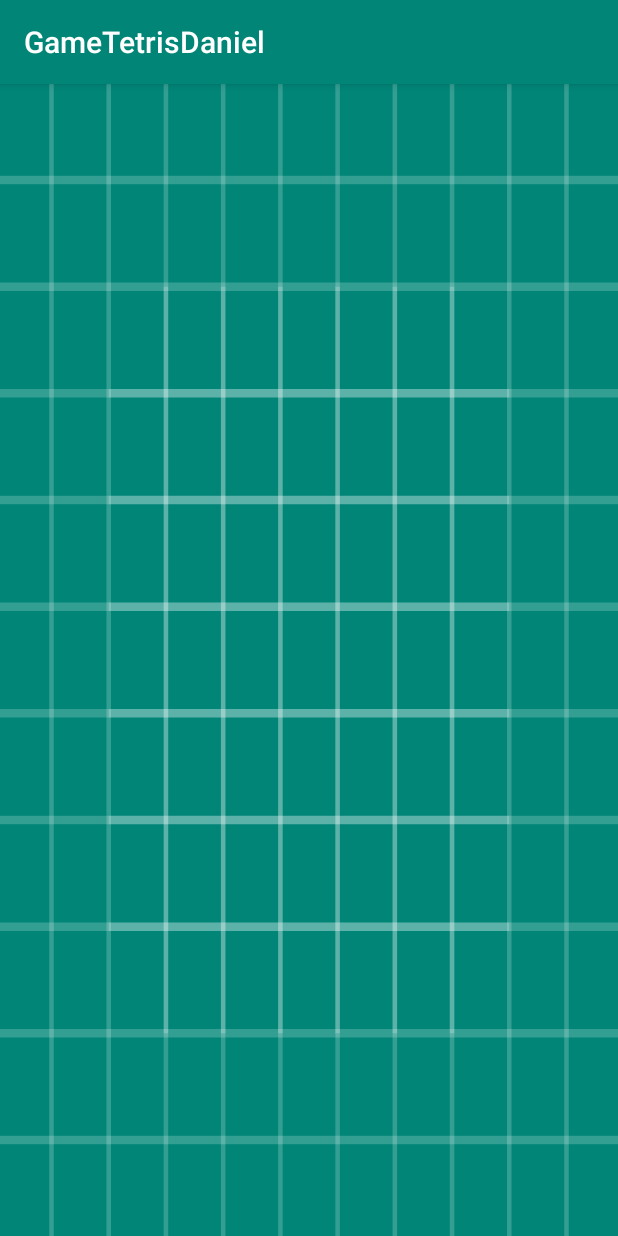
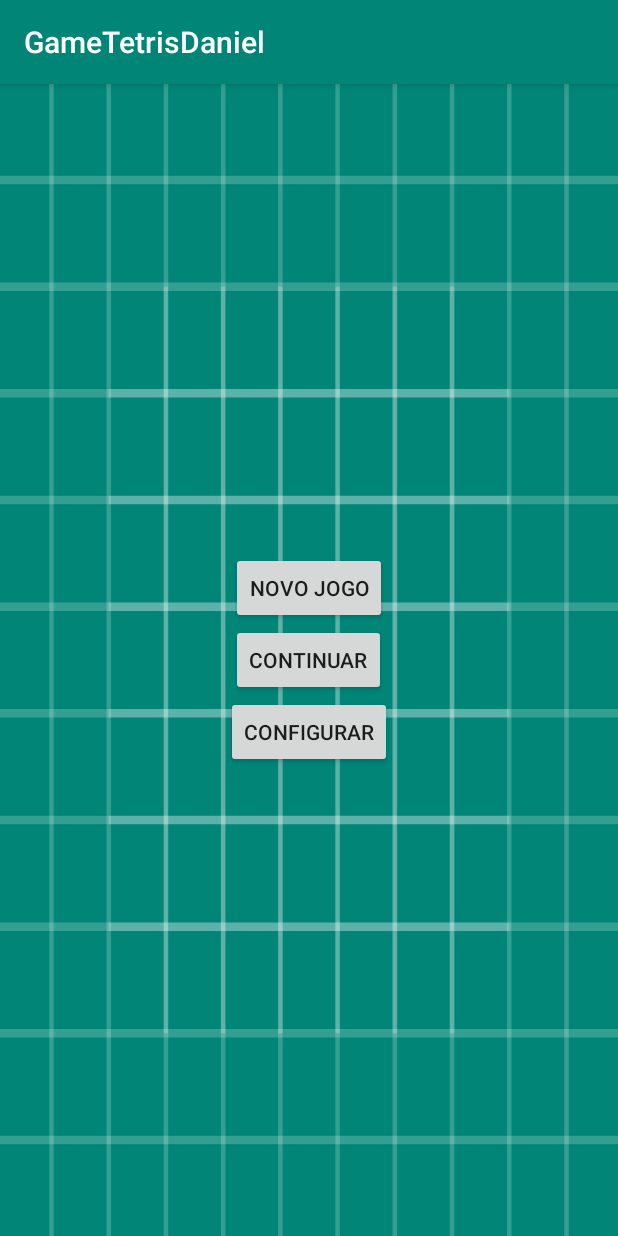
Before and after one commit to DanielSoaresRocha/GameTetris, an Android app: the screen it shows after launch (MainActivity), on a phone screen of 412 x 824 dp. Run offline under Robolectric (Android 15) with nearby library versions, the phone set to English and light mode, and no system bars.

Commit message:
Segundo commit

```diff
--- a/GameTetrisDaniel/app/build.gradle
+++ b/GameTetrisDaniel/app/build.gradle
@@ -25,7 +25,7 @@ android {
 
 dependencies {
     implementation fileTree(dir: 'libs', include: ['*.jar'])
-    implementation"org.jetbrains.kotlin:kotlin-stdlib-jdk7:$kotlin_version"
+    implementation "org.jetbrains.kotlin:kotlin-stdlib-jdk7:$kotlin_version"
     implementation 'androidx.appcompat:appcompat:1.0.2'
     implementation 'androidx.core:core-ktx:1.0.2'
     implementation 'androidx.constraintlayout:constraintlayout:1.1.3'
--- a/GameTetrisDaniel/app/src/main/AndroidManifest.xml
+++ b/GameTetrisDaniel/app/src/main/AndroidManifest.xml
@@ -9,6 +9,7 @@
         android:roundIcon="@mipmap/ic_launcher_round"
         android:supportsRtl="true"
         android:theme="@style/AppTheme">
+        <activity android:name=".Jogar"></activity>
         <activity android:name=".MainActivity">
             <intent-filter>
                 <action android:name="android.intent.action.MAIN" />
--- a/GameTetrisDaniel/app/src/main/java/com/example/gametetrisdaniel/MainActivity.kt
+++ b/GameTetrisDaniel/app/src/main/java/com/example/gametetrisdaniel/MainActivity.kt
@@ -1,12 +1,19 @@
 package com.example.gametetrisdaniel
 
+import android.content.Intent
 import androidx.appcompat.app.AppCompatActivity
 import android.os.Bundle
+import kotlinx.android.synthetic.main.activity_main.*
 
 class MainActivity : AppCompatActivity() {
 
     override fun onCreate(savedInstanceState: Bundle?) {
         super.onCreate(savedInstanceState)
         setContentView(R.layout.activity_main)
+
+        novoJogo.setOnClickListener {
+            var i = Intent(this,Jogar::class.java)
+            startActivity(i)
+        }
     }
 }
--- a/GameTetrisDaniel/app/src/main/res/layout/activity_main.xml
+++ b/GameTetrisDaniel/app/src/main/res/layout/activity_main.xml
@@ -5,4 +5,25 @@
     android:layout_width="match_parent"
     android:layout_height="match_parent"
     android:background="@drawable/ic_launcher_background"
-    tools:context=".MainActivity" />
+    android:gravity="center"
+    android:orientation="vertical"
+    tools:context=".MainActivity">
+
+    <Button
+        android:id="@+id/novoJogo"
+        android:layout_width="wrap_content"
+        android:layout_height="wrap_content"
+        android:text="@string/novo_jogo" />
+
+    <Button
+        android:id="@+id/continuar"
+        android:layout_width="wrap_content"
+        android:layout_height="wrap_content"
+        android:text="continuar" />
+
+    <Button
+        android:id="@+id/configurar"
+        android:layout_width="wrap_content"
+        android:layout_height="wrap_content"
+        android:text="@string/configurar" />
+</LinearLayout>
--- a/GameTetrisDaniel/app/src/main/res/values/strings.xml
+++ b/GameTetrisDaniel/app/src/main/res/values/strings.xml
@@ -1,3 +1,5 @@
 <resources>
     <string name="app_name">GameTetrisDaniel</string>
+    <string name="novo_jogo">Novo Jogo</string>
+    <string name="configurar">configurar</string>
 </resources>
```
Also changed, not shown: GameTetrisDaniel/app/src/main/java/com/example/gametetrisdaniel/Jogar.kt (added, +69 -0 lines), GameTetrisDaniel/app/src/main/java/com/example/gametetrisdaniel/Pecas/L.kt (added, +34 -0 lines), GameTetrisDaniel/app/src/main/java/com/example/gametetrisdaniel/Pecas/Ponto.kt (added, +20 -0 lines), GameTetrisDaniel/app/src/main/java/com/example/gametetrisdaniel/Piece.kt (added, +17 -0 lines), GameTetrisDaniel/app/src/main/res/layout/activity_jogar.xml (added, +63 -0 lines), GameTetrisDaniel/app/src/main/res/layout/inflate_image_view.xml (added, +7 -0 lines), GameTetrisDaniel/app/src/main/res/drawable/black.png (added), GameTetrisDaniel/app/src/main/res/drawable/white.png (added), 1 other file.
